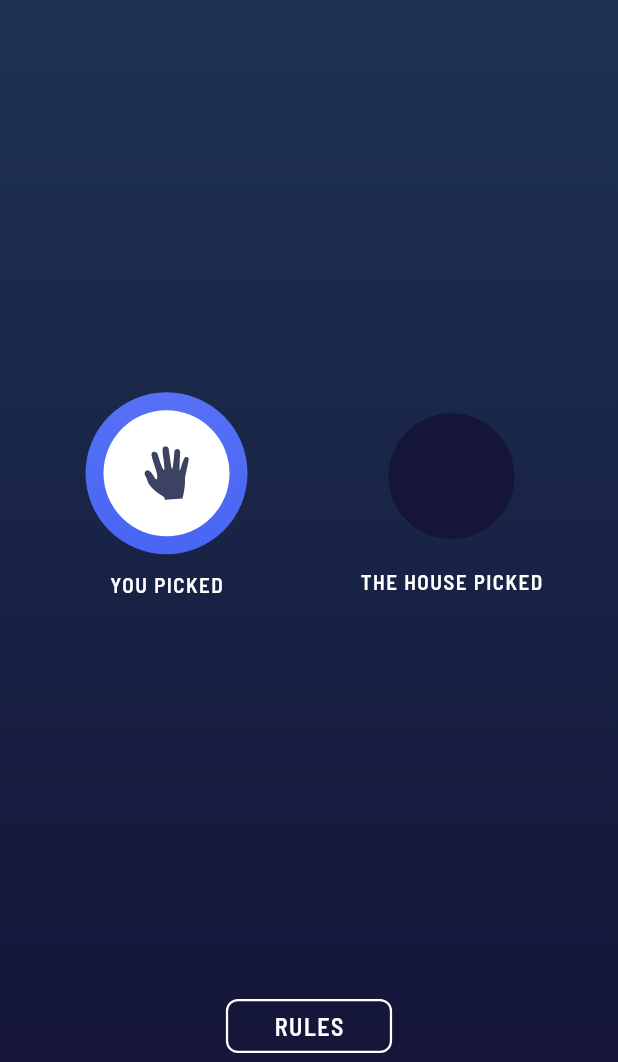
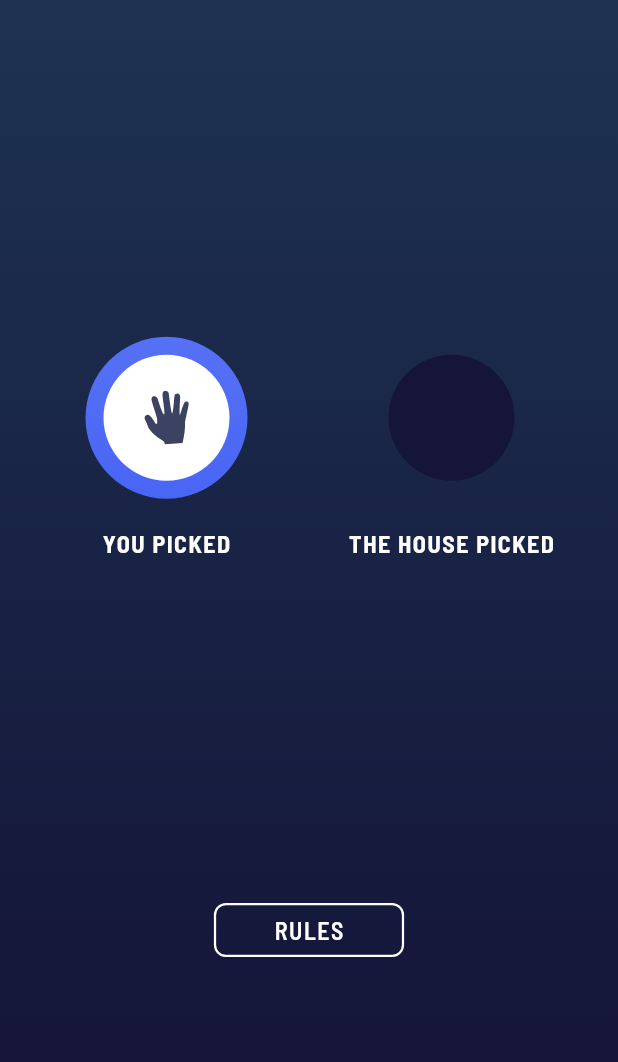
Before and after one commit to lucasmartins96/rock_paper_scissors_game, a Flutter app: the screen it shows after launch, after a tap on an icon or button, on a phone screen of 412 x 824 dp, the part 174-1236 px from its top. Run offline on Flutter 3.47's test engine with Material 2 defaults, Android fonts, the phone set to English and light mode, and no system bars; our stand-ins replace equatable, flutter_bloc, flutter_svg.

Commit message:
game view layout adjusts

```diff
--- a/lib/game/view/game_view.dart
+++ b/lib/game/view/game_view.dart
@@ -33,11 +33,7 @@ class _GameViewState extends State<GameView> {
         ),
       ),
       child: Padding(
-        padding: const EdgeInsets.only(
-          top: 16,
-          left: 16,
-          right: 16,
-        ),
+        padding: const EdgeInsets.all(16),
         child: Column(
           mainAxisAlignment: MainAxisAlignment.spaceBetween,
           children: [
@@ -183,6 +179,14 @@ class _GameViewState extends State<GameView> {
     GamePick? homePick,
     bool? isUserWin,
   }) {
+    const pickedMessageTextStyle = TextStyle(
+      color: Colors.white,
+      letterSpacing: 1,
+      fontWeight: FontWeight.w800,
+      fontSize: 16,
+    );
+    const padding = EdgeInsets.only(top: 20);
+
     return Column(
       children: [
         Row(
@@ -198,13 +202,10 @@ class _GameViewState extends State<GameView> {
                     gradientSecondColor: userPick.gradientBorderSecondColor,
                   ),
                   const Padding(
-                    padding: EdgeInsets.only(top: 12),
+                    padding: padding,
                     child: Text(
                       'YOU PICKED',
-                      style: TextStyle(
-                        color: Colors.white,
-                        letterSpacing: 1,
-                      ),
+                      style: pickedMessageTextStyle,
                     ),
                   ),
                 ],
@@ -215,13 +216,10 @@ class _GameViewState extends State<GameView> {
                 children: [
                   _handleHomePick(homePick),
                   const Padding(
-                    padding: EdgeInsets.only(top: 8),
+                    padding: padding,
                     child: Text(
                       'THE HOUSE PICKED',
-                      style: TextStyle(
-                        color: Colors.white,
-                        letterSpacing: 1,
-                      ),
+                      style: pickedMessageTextStyle,
                     ),
                   ),
                 ],
@@ -248,13 +246,17 @@ class _GameViewState extends State<GameView> {
         ? context.read<ScoreCubit>().increment()
         : context.read<ScoreCubit>().decrement();
 
-    return Column(
+    return Padding(
+      padding: const EdgeInsets.only(top: 80),
+      child: Column(
         children: [
           Text(
             gameResultMessage,
             style: textStyle,
           ),
-        ElevatedButton(
+          Padding(
+            padding: const EdgeInsets.only(top: 16),
+            child: ElevatedButton(
               onPressed: () {
                 context.read<GameBloc>().add(GameStartedEvent());
               },
@@ -276,7 +278,9 @@ class _GameViewState extends State<GameView> {
                 ),
               ),
             ),
+          ),
         ],
+      ),
     );
   }
 
@@ -292,7 +296,9 @@ class _GameViewState extends State<GameView> {
   }
 
   Widget _buildRulesButton() {
-    return OutlinedButton(
+    return Padding(
+      padding: const EdgeInsets.only(bottom: 48),
+      child: OutlinedButton(
         onPressed: () {
           showModalBottomSheet<void>(
             context: context,
@@ -309,7 +315,7 @@ class _GameViewState extends State<GameView> {
           side: const BorderSide(width: 1.5, color: Colors.white),
         ),
         child: const Padding(
-        padding: EdgeInsets.symmetric(horizontal: 16),
+          padding: EdgeInsets.symmetric(horizontal: 24),
           child: Text(
             'RULES',
             style: TextStyle(
@@ -319,6 +325,7 @@ class _GameViewState extends State<GameView> {
             ),
           ),
         ),
+      ),
     );
   }
 }
```
Lines whose indentation alone changed are shown as unchanged.
